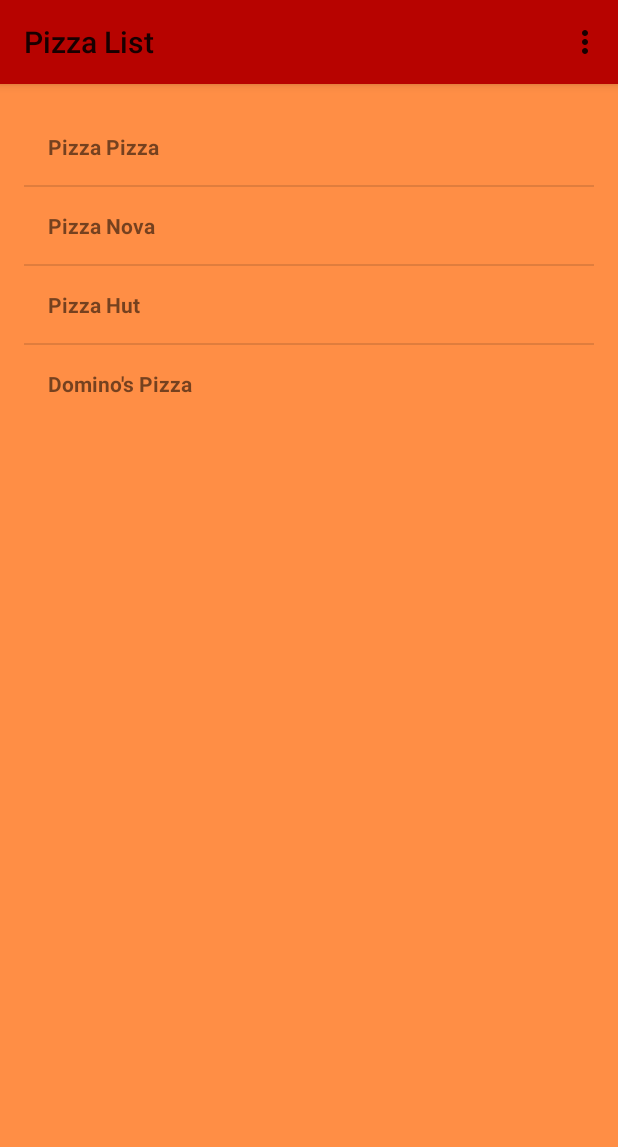
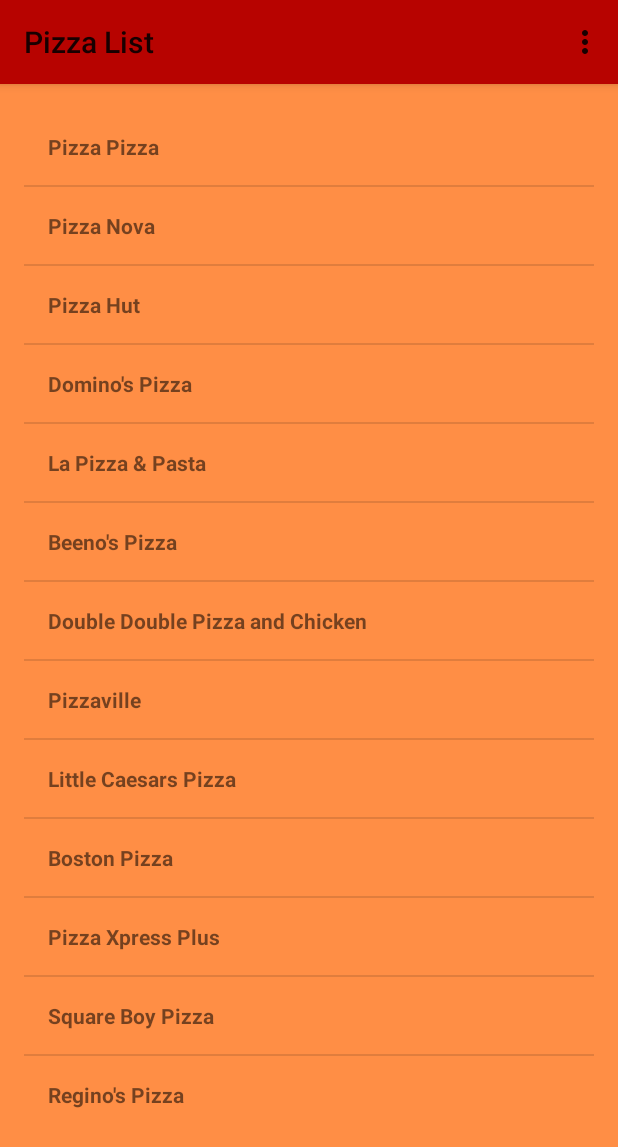
Before and after one commit to maharshall/CSCI4100U, an Android app: the screen it shows after launch (PizzaList), after a tap on "FIND PIZZA", on a phone screen of 412 x 824 dp. Shown: the top 1147 px of the screen. Run offline under Robolectric (Android 15) with nearby library versions, the phone set to English and light mode, and no system bars.

Commit message:
this is the end of our journy

```diff
--- a/Pizzanator/app/src/main/java/com/example/katarn/pizzanator/MainActivity.java
+++ b/Pizzanator/app/src/main/java/com/example/katarn/pizzanator/MainActivity.java
@@ -27,6 +27,16 @@ public class MainActivity extends Activity {
         pdb.addProduct("Pizza Nova", "1288 Ritson Rd N, Oshawa, ON L1G 6Z6", "pizzanova.com", "905-310-3300");
         pdb.addProduct("Pizza Hut", "1206 Simcoe St N, Oshawa, ON L1G 4X2", "pizzahut.ca", "905-571-1300");
         pdb.addProduct("Domino's Pizza", "1383 Wilson Rd N, Oshawa, ON L1K 2Z5", "dominos.ca", "905-434-2777");
+        pdb.addProduct("La Pizza & Pasta", "30 Taunton Rd E, Oshawa, ON L1G 3T7", "lapizzaandpasta.com", "905-725-5100");
+        pdb.addProduct("Beeno's Pizza", "100 Nonquon Rd #2, Oshawa, ON L1G", "beenospizza.ca", "905-448-0664");
+        pdb.addProduct("Double Double Pizza and Chicken", "1335 Simcoe St N, Oshawa, ON L1G 4X1", "doubledouble.ca", "905-728-0000");
+        pdb.addProduct("Pizzaville", "1100 Simcoe St N, Oshawa, ON L1G 4W6", "pizzaville.ca", "905-743-0404");
+        pdb.addProduct("Little Caesars Pizza", "1128 Simcoe St N, Oshawa, ON L1G 4W9", "littlecaesars.ca", "905-576-4401");
+        pdb.addProduct("Boston Pizza", "951 Taunton Rd E, Oshawa, ON L1H 7K5", "bostonpizza.com", "905-720-2900");
+        pdb.addProduct("Pizza Xpress Plus", "1812 Simcoe St N, Oshawa, ON L1G", "pizza-xpress.ca", "905-576-2626");
+        pdb.addProduct("Square Boy Pizza", "555 Rossland Rd E, Oshawa, ON L1K 1N9", "squareboypizza.ca", "905-725-5853");
+        pdb.addProduct("Regino's Pizza", "15 Bond St W, Oshawa, ON L1G 1A1", "reginospizza.com", "905-438-9500");
+
     }
 
     @Override
--- a/Pizzanator/app/src/main/java/com/example/katarn/pizzanator/PizzaDetail.java
+++ b/Pizzanator/app/src/main/java/com/example/katarn/pizzanator/PizzaDetail.java
@@ -129,4 +129,9 @@ public class PizzaDetail extends Activity {
         intent.setData(Uri.parse(uri));
         startActivity(intent);
     }
+
+    //on click back button
+    public void back(View V) {
+        finish();
+    }
 }
--- a/Pizzanator/app/src/main/java/com/example/katarn/pizzanator/VideoActivity.java
+++ b/Pizzanator/app/src/main/java/com/example/katarn/pizzanator/VideoActivity.java
@@ -24,7 +24,7 @@ public class VideoActivity extends Activity {
         final VideoView videoView = (VideoView) findViewById(R.id.videoView);
 
         //find video in the raw folder
-        Uri uri = Uri.parse("android.resource://" + getPackageName() + "/" + R.raw.potato);
+        Uri uri = Uri.parse("android.resource://" + getPackageName() + "/" + R.raw.montage);
         videoView.setVideoURI(uri);
         //add media controls
         MediaController mediaController = new MediaController(this);
--- a/Pizzanator/app/src/main/res/layout/activity_main.xml
+++ b/Pizzanator/app/src/main/res/layout/activity_main.xml
@@ -1,7 +1,7 @@
 <!--
     Dylan Crawford
 -->
-<RelativeLayout android:background="#ff8e45" xmlns:android="http://schemas.android.com/apk/res/android"
+<RelativeLayout android:background="@drawable/background2" xmlns:android="http://schemas.android.com/apk/res/android"
     xmlns:tools="http://schemas.android.com/tools" android:layout_width="match_parent"
     android:layout_height="match_parent" android:paddingLeft="@dimen/activity_horizontal_margin"
     android:paddingRight="@dimen/activity_horizontal_margin"
--- a/Pizzanator/app/src/main/res/values/strings.xml
+++ b/Pizzanator/app/src/main/res/values/strings.xml
@@ -2,10 +2,10 @@
     <string name="app_name">Pizzanator</string>
 
     <string name="action_settings">Settings</string>
-    <string name="title_activity_video">How 2 make potatoes</string>
+    <string name="title_activity_video">Pizza is love</string>
 
     <string name="pizza">Find Pizza</string>
-    <string name="tutorial">Tutorial</string>
+    <string name="tutorial">Learn about pizza</string>
     <string name="mainText">FIND PIZZA</string>
     <string name="mainText2">Any time anywhere</string>
 
```
Also changed, not shown: Pizzanator/app/src/main/res/layout/activity_pizza_detail.xml (+9 -0 lines), Pizzanator/app/src/main/res/layout/activity_video.xml (+10 -6 lines), Pizzanator/app/src/main/ic_launcher-web.png (added), Pizzanator/app/src/main/res/drawable/background1.jpg (added), Pizzanator/app/src/main/res/drawable/background2.jpg (added), Pizzanator/app/src/main/res/drawable/background3.jpg (added), Pizzanator/app/src/main/res/drawable/background4.jpg (added), Pizzanator/app/src/main/res/drawable/pizza3.jpg (added), Pizzanator/app/src/main/res/mipmap-hdpi/ic_launcher.png, Pizzanator/app/src/main/res/mipmap-mdpi/ic_launcher.png, Pizzanator/app/src/main/res/mipmap-xhdpi/ic_launcher.png, Pizzanator/app/src/main/res/mipmap-xxhdpi/ic_launcher.png, Pizzanator/app/src/main/res/mipmap-xxxhdpi/ic_launcher.png (added), 3 other files.
